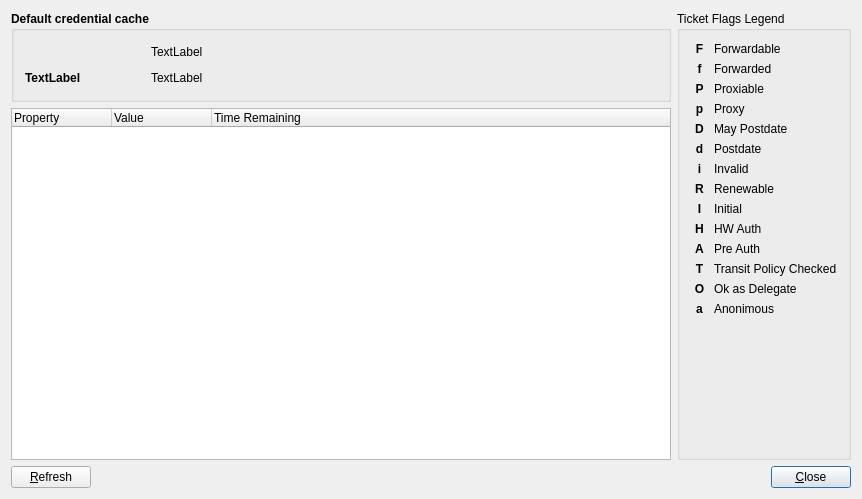
Above: src/mainwidget.ui from bas524/kerberos-ticket-watcher before the change. Below: the same form after it.
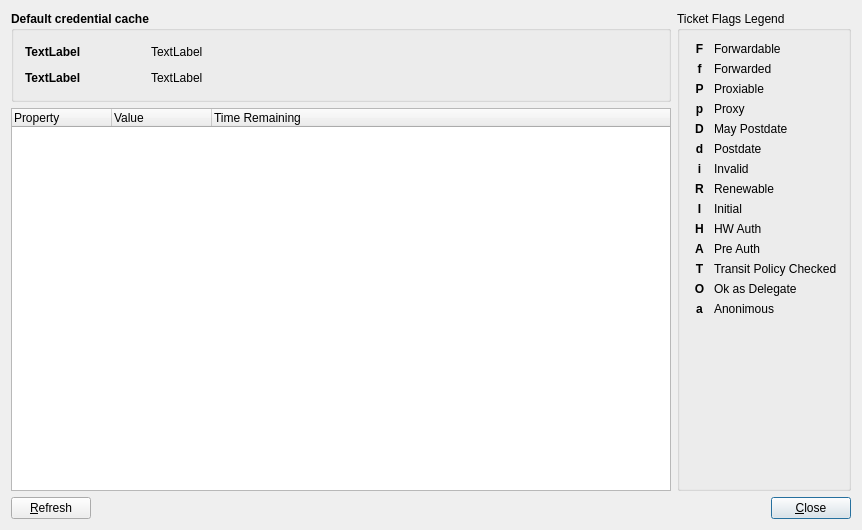
That is the form after the change.

```diff
--- a/src/mainwidget.ui
+++ b/src/mainwidget.ui
@@ -7,7 +7,7 @@
     <x>0</x>
     <y>0</y>
     <width>862</width>
-    <height>499</height>
+    <height>530</height>
    </rect>
   </property>
   <property name="windowTitle">
@@ -62,7 +62,7 @@
               </font>
              </property>
              <property name="text">
-              <string/>
+              <string>TextLabel</string>
              </property>
              <property name="wordWrap">
               <bool>false</bool>
```
Left out of the diff: 81 changed lines with no effect on the pictures.
